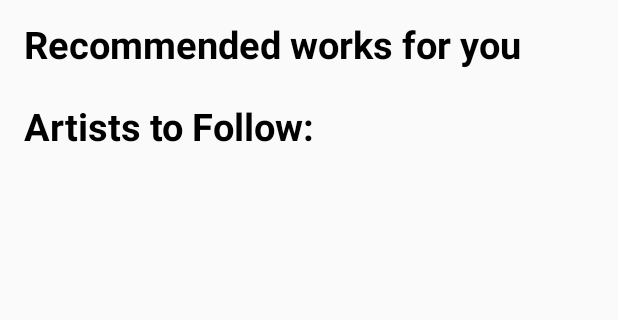
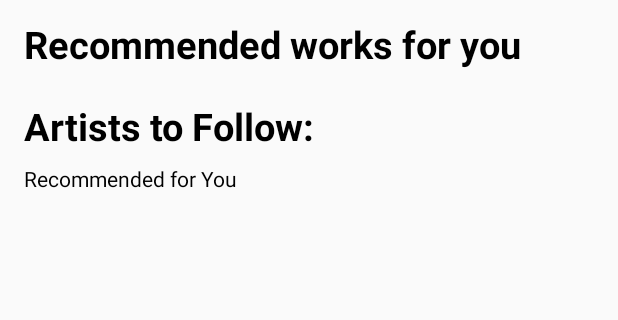
Before and after one commit to blobitty/Artsy4Android, an Android app: the screen it shows after launch (HomeActivity), tab 2 chosen, on a phone screen of 412 x 824 dp, the part 609-929 px from its top. Run offline under Robolectric (Android 15) with nearby library versions, the phone set to English and light mode, and no system bars.

Commit message:
fixed constraint layout

```diff
--- a/app/src/main/res/layout/activity_home.xml
+++ b/app/src/main/res/layout/activity_home.xml
@@ -9,12 +9,19 @@
 
     <FrameLayout
         android:id="@+id/home_fContainer"
-        android:layout_width="match_parent"
-        android:layout_height="455dp" />
+        android:layout_width="0dp"
+        android:layout_height="0dp"
+        app:layout_constraintTop_toTopOf="parent"
+        app:layout_constraintBottom_toTopOf="@id/frameLayout"
+        app:layout_constraintLeft_toLeftOf="parent"
+        app:layout_constraintRight_toRightOf="parent"/>
+
     <FrameLayout
+        android:id="@+id/frameLayout"
         android:layout_width="match_parent"
         android:layout_height="wrap_content"
         app:layout_constraintBottom_toBottomOf="parent">
+
         <View
             android:layout_width="match_parent"
             android:layout_height="2dp"
@@ -24,9 +31,9 @@
             android:id="@+id/bottom_navigation"
             android:layout_width="match_parent"
             android:layout_height="wrap_content"
+            app:itemBackground="@color/colorPrimary"
             app:itemIconTint="@color/colorPrimaryDark"
             app:itemTextColor="@color/colorPrimary"
-        app:itemBackground="@color/colorPrimary"
             app:menu="@menu/bottom_navigation_menu" />
 
     </FrameLayout>
```
Lines whose indentation alone changed are shown as unchanged.
